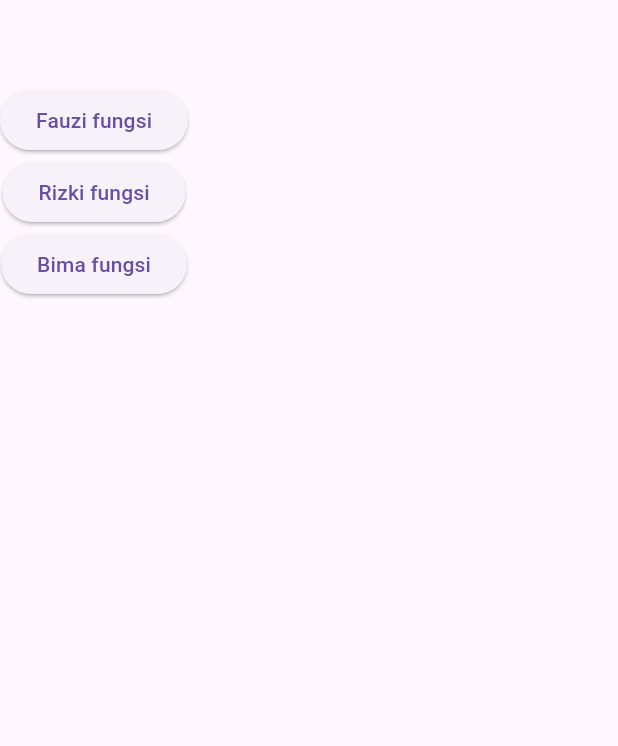
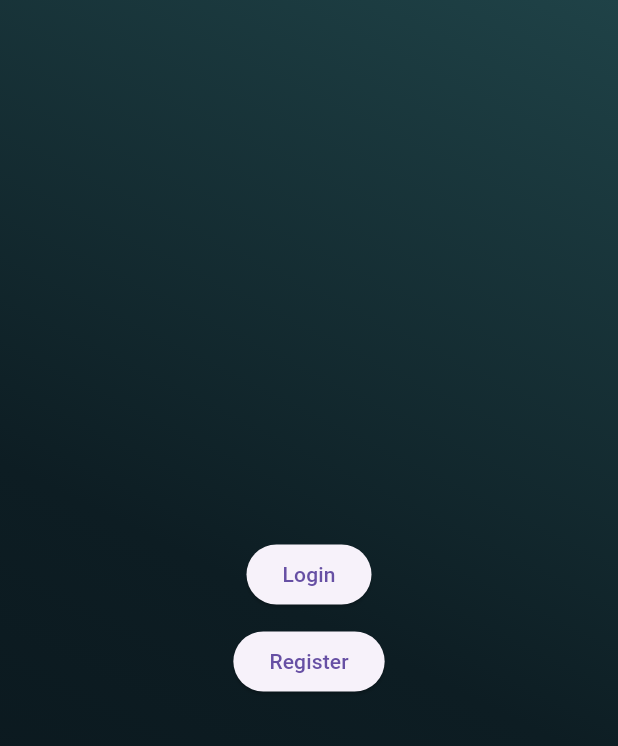
Before and after one commit to abybrandon/latihan_roadmap, a Flutter app: the screen it shows after launch, on a phone screen of 412 x 824 dp. Shown: the top 746 px of the screen. Run offline on Flutter 3.47's test engine with Material 3 defaults, Android fonts, the phone set to English and light mode, and no system bars; our stand-ins replace get.

Commit message:
add: login view

```diff
--- a/lib/home.dart
+++ /dev/null
@@ -1,19 +0,0 @@
-import 'package:flutter/material.dart';
-
-class HomeView extends StatelessWidget {
-  const HomeView({super.key});
-
-  @override
-  Widget build(BuildContext context) {
-    return Scaffold(
-      appBar: AppBar(),
-      body: Column(
-        children: [
-          ElevatedButton(onPressed: () {}, child: Text('Fauzi fungsi')),
-          ElevatedButton(onPressed: () {}, child: Text('Rizki fungsi')),
-          ElevatedButton(onPressed: () {}, child: Text('Bima fungsi'))
-        ],
-      ),
-    );
-  }
-}
--- a/lib/main.dart
+++ b/lib/main.dart
@@ -1,4 +1,4 @@
-import 'package:belajar_github/home.dart';
+import 'package:belajar_github/rizki/view/view_home.dart';
 import 'package:flutter/material.dart';
 import 'package:get/get.dart';
 
@@ -13,6 +13,7 @@
   Widget build(BuildContext context) {
     return GetMaterialApp(
       home: HomeView(),
+      debugShowCheckedModeBanner: false,
     );
   }
 }
--- /dev/null
+++ b/lib/rizki/view/view_home.dart
@@ -0,0 +1,39 @@
+import 'package:belajar_github/rizki/view/view_login.dart';
+import 'package:flutter/material.dart';
+import 'package:get/get.dart';
+
+class HomeView extends StatelessWidget {
+  const HomeView({super.key});
+
+  @override
+  Widget build(BuildContext context) {
+    return Scaffold(
+      body: Container(
+        decoration: BoxDecoration(
+            gradient: LinearGradient(
+                begin: Alignment.bottomLeft,
+                end: Alignment.topRight,
+                colors: [
+              Color.fromRGBO(9, 20, 26, 1),
+              Color.fromRGBO(13, 29, 35, 1),
+              Color.fromRGBO(31, 66, 71, 1),
+            ])),
+        child: Center(
+          child: Column(
+            mainAxisAlignment: MainAxisAlignment.center,
+            children: [
+              ElevatedButton(
+                  child: Text("Login"),
+                  onPressed: () {
+                    print("A");
+                    Get.to(() => LoginView());
+                  }),
+              SizedBox(height: 10),
+              ElevatedButton(onPressed: () {}, child: Text("Register")),
+            ],
+          ),
+        ),
+      ),
+    );
+  }
+}
--- a/pubspec.yaml
+++ b/pubspec.yaml
@@ -35,6 +35,7 @@
   # The following adds the Cupertino Icons font to your application.
   # Use with the CupertinoIcons class for iOS style icons.
   cupertino_icons: ^1.0.2
+  get: ^4.6.6
 
 dev_dependencies:
   flutter_test:
@@ -46,7 +47,6 @@
   # package. See that file for information about deactivating specific lint
   # rules and activating additional ones.
   flutter_lints: ^2.0.0
-  get: ^4.6.6
 
 # For information on the generic Dart part of this file, see the
 # following page: https://dart.dev/tools/pub/pubspec
```
Also changed, not shown: lib/rizki/view/view_login.dart (added, +159 -0 lines), lib/rizki/home2.dart (deleted), pubspec.lock.
